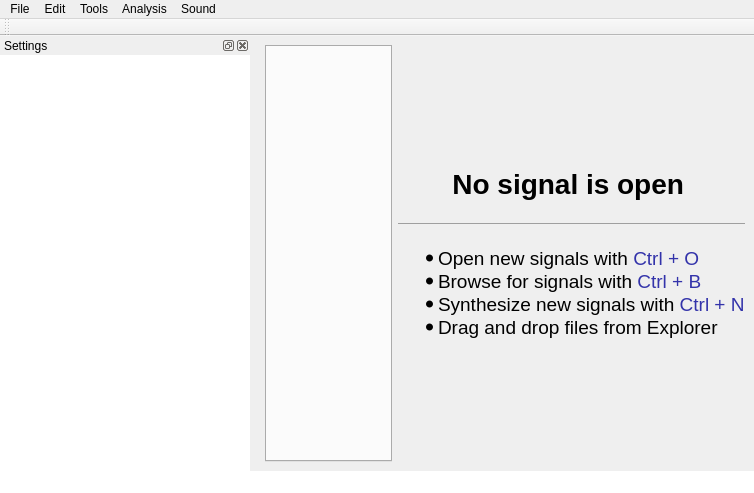
Old version of the form Graphic_Interface/UI_Files/MainWindow.ui in the repository ECMora/SoundLab.
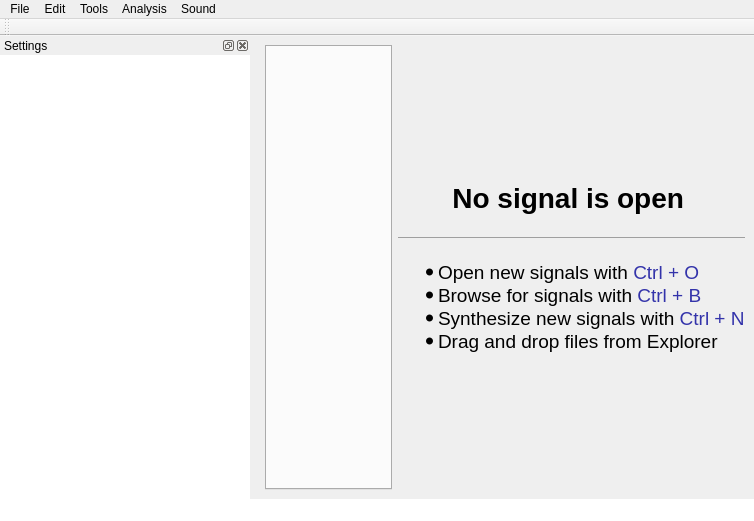
New version of the form. Icons and pictures are not drawn. Custom widgets are drawn as their Qt base class.

The edit to the form file:
```diff
--- a/Graphic_Interface/UI_Files/MainWindow.ui
+++ b/Graphic_Interface/UI_Files/MainWindow.ui
@@ -10,7 +10,7 @@
     <x>0</x>
     <y>0</y>
     <width>752</width>
-    <height>493</height>
+    <height>521</height>
    </rect>
   </property>
   <property name="sizePolicy">
```
Left out of the diff: 38 changed lines with no effect on the pictures.
